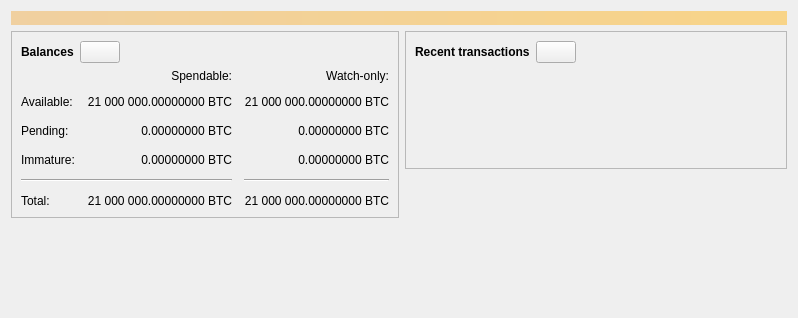
Old version of the form src/qt/forms/overviewpage.ui in the repository bitcoin-core/gui.
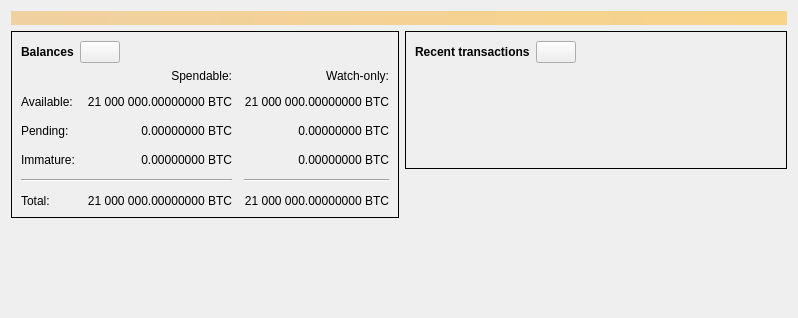
New version of the form. Icons and pictures are not drawn. Custom widgets are drawn as their Qt base class.

Commit message: gui: Improve Overview tab look on Windows

The edit to the form file:
```diff
--- a/src/qt/forms/overviewpage.ui
+++ b/src/qt/forms/overviewpage.ui
@@ -40,10 +40,7 @@
        <item>
         <widget class="QFrame" name="frame">
          <property name="frameShape">
-          <enum>QFrame::StyledPanel</enum>
-         </property>
-         <property name="frameShadow">
-          <enum>QFrame::Raised</enum>
+          <enum>QFrame::Panel</enum>
          </property>
          <layout class="QVBoxLayout" name="verticalLayout_4">
           <item>
@@ -375,10 +372,7 @@
        <item>
         <widget class="QFrame" name="frame_2">
          <property name="frameShape">
-          <enum>QFrame::StyledPanel</enum>
-         </property>
-         <property name="frameShadow">
-          <enum>QFrame::Raised</enum>
+          <enum>QFrame::Panel</enum>
          </property>
          <layout class="QVBoxLayout" name="verticalLayout">
           <item>
```
